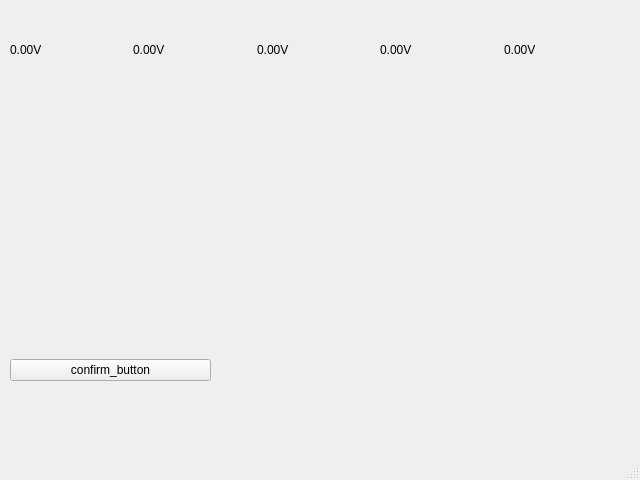
Before: the Qt Designer form API/bms_api.ui in MichalK157/BMS, drawn with Qt 5.
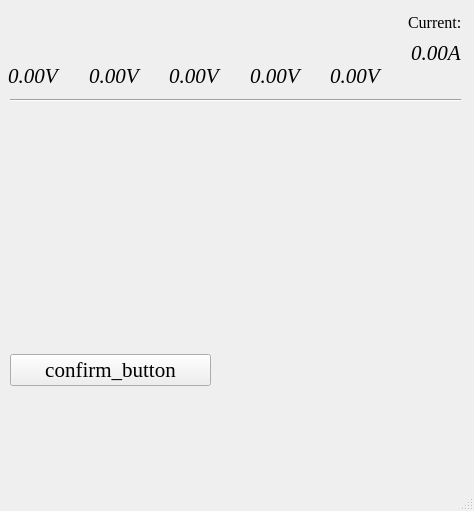
After: the same form once the commit is applied. Icons and pictures are not drawn.

Commit message: add voltage by cell and current in to api, clean Cmake

```diff
--- a/API/bms_api.ui
+++ b/API/bms_api.ui
@@ -2,14 +2,41 @@
 <ui version="4.0">
  <class>BMS</class>
  <widget class="QMainWindow" name="BMS">
+  <property name="enabled">
+   <bool>true</bool>
+  </property>
   <property name="geometry">
    <rect>
     <x>0</x>
     <y>0</y>
-    <width>640</width>
-    <height>480</height>
+    <width>474</width>
+    <height>511</height>
    </rect>
   </property>
+  <property name="sizePolicy">
+   <sizepolicy hsizetype="Minimum" vsizetype="Minimum">
+    <horstretch>0</horstretch>
+    <verstretch>0</verstretch>
+   </sizepolicy>
+  </property>
+  <property name="sizeIncrement">
+   <size>
+    <width>0</width>
+    <height>0</height>
+   </size>
+  </property>
+  <property name="baseSize">
+   <size>
+    <width>800</width>
+    <height>600</height>
+   </size>
+  </property>
+  <property name="font">
+   <font>
+    <family>Times New Roman</family>
+    <pointsize>16</pointsize>
+   </font>
+  </property>
   <property name="windowTitle">
    <string>BMS</string>
   </property>
@@ -36,50 +63,371 @@
    <widget class="QWidget" name="horizontalLayoutWidget">
     <property name="geometry">
      <rect>
-      <x>10</x>
-      <y>10</y>
-      <width>611</width>
-      <height>80</height>
+      <x>0</x>
+      <y>0</y>
+      <width>487</width>
+      <height>97</height>
      </rect>
     </property>
     <layout class="QHBoxLayout" name="horizontalLayout">
+     <property name="sizeConstraint">
+      <enum>QLayout::SetDefaultConstraint</enum>
+     </property>
+     <property name="leftMargin">
+      <number>5</number>
+     </property>
+     <property name="topMargin">
+      <number>10</number>
+     </property>
+     <property name="rightMargin">
+      <number>5</number>
+     </property>
+     <property name="bottomMargin">
+      <number>2</number>
+     </property>
      <item>
-      <widget class="QLabel" name="c1">
-       <property name="text">
-        <string>0.00V</string>
+      <layout class="QVBoxLayout" name="verticalLayout_2">
+       <property name="sizeConstraint">
+        <enum>QLayout::SetFixedSize</enum>
        </property>
-      </widget>
+       <item>
+        <widget class="QLabel" name="label">
+         <property name="sizePolicy">
+          <sizepolicy hsizetype="Preferred" vsizetype="Preferred">
+           <horstretch>0</horstretch>
+           <verstretch>0</verstretch>
+          </sizepolicy>
+         </property>
+         <property name="text">
+          <string/>
+         </property>
+         <property name="pixmap">
+          <pixmap>resources/battery.jpg</pixmap>
+         </property>
+         <property name="alignment">
+          <set>Qt::AlignCenter</set>
+         </property>
+         <property name="margin">
+          <number>3</number>
+         </property>
+         <property name="indent">
+          <number>3</number>
+         </property>
+        </widget>
+       </item>
+       <item>
+        <widget class="QLabel" name="c1_2">
+         <property name="sizeIncrement">
+          <size>
+           <width>0</width>
+           <height>0</height>
+          </size>
+         </property>
+         <property name="font">
+          <font>
+           <family>Times New Roman</family>
+           <pointsize>16</pointsize>
+           <weight>50</weight>
+           <italic>true</italic>
+           <bold>false</bold>
+          </font>
+         </property>
+         <property name="text">
+          <string>0.00V</string>
+         </property>
+         <property name="alignment">
+          <set>Qt::AlignLeading|Qt::AlignLeft|Qt::AlignVCenter</set>
+         </property>
+         <property name="margin">
+          <number>3</number>
+         </property>
+         <property name="indent">
+          <number>3</number>
+         </property>
+        </widget>
+       </item>
+      </layout>
      </item>
      <item>
-      <widget class="QLabel" name="c2">
-       <property name="text">
-        <string>0.00V</string>
+      <layout class="QVBoxLayout" name="verticalLayout_3">
+       <property name="sizeConstraint">
+        <enum>QLayout::SetFixedSize</enum>
        </property>
-      </widget>
+       <item>
+        <widget class="QLabel" name="label_2">
+         <property name="sizePolicy">
+          <sizepolicy hsizetype="Preferred" vsizetype="Preferred">
+           <horstretch>0</horstretch>
+           <verstretch>0</verstretch>
+          </sizepolicy>
+         </property>
+         <property name="text">
+          <string/>
+         </property>
+         <property name="pixmap">
+          <pixmap>resources/battery.jpg</pixmap>
+         </property>
+         <property name="alignment">
+          <set>Qt::AlignCenter</set>
+         </property>
+         <property name="margin">
+          <number>3</number>
+         </property>
+         <property name="indent">
+          <number>3</number>
+         </property>
+        </widget>
+       </item>
+       <item>
+        <widget class="QLabel" name="c1_3">
+         <property name="font">
+          <font>
+           <family>Times New Roman</family>
+           <pointsize>16</pointsize>
+           <weight>50</weight>
+           <italic>true</italic>
+           <bold>false</bold>
+          </font>
+         </property>
+         <property name="text">
+          <string>0.00V</string>
+         </property>
+         <property name="margin">
+          <number>3</number>
+         </property>
+         <property name="indent">
+          <number>3</number>
+         </property>
+        </widget>
+       </item>
+      </layout>
      </item>
      <item>
-      <widget class="QLabel" name="c3">
-       <property name="text">
-        <string>0.00V</string>
+      <layout class="QVBoxLayout" name="verticalLayout_4">
+       <property name="sizeConstraint">
+        <enum>QLayout::SetFixedSize</enum>
        </property>
-      </widget>
+       <item>
+        <widget class="QLabel" name="label_3">
+         <property name="sizePolicy">
+          <sizepolicy hsizetype="Preferred" vsizetype="Preferred">
+           <horstretch>0</horstretch>
+           <verstretch>0</verstretch>
+          </sizepolicy>
+         </property>
+         <property name="text">
+          <string/>
+         </property>
+         <property name="pixmap">
+          <pixmap>resources/battery.jpg</pixmap>
+         </property>
+         <property name="alignment">
+          <set>Qt::AlignCenter</set>
+         </property>
+         <property name="margin">
+          <number>3</number>
+         </property>
+         <property name="indent">
+          <number>3</number>
+         </property>
+        </widget>
+       </item>
+       <item>
+        <widget class="QLabel" name="c1_4">
+         <property name="font">
+          <font>
+           <family>Times New Roman</family>
+           <pointsize>16</pointsize>
+           <weight>50</weight>
+           <italic>true</italic>
+           <bold>false</bold>
+          </font>
+         </property>
+         <property name="text">
+          <string>0.00V</string>
+         </property>
+         <property name="margin">
+          <number>3</number>
+         </property>
+         <property name="indent">
+          <number>3</number>
+         </property>
+        </widget>
+       </item>
+      </layout>
      </item>
      <item>
-      <widget class="QLabel" name="c4">
-       <property name="text">
-        <string>0.00V</string>
+      <layout class="QVBoxLayout" name="verticalLayout_5">
+       <property name="sizeConstraint">
+        <enum>QLayout::SetFixedSize</enum>
        </property>
-      </widget>
+       <item>
+        <widget class="QLabel" name="label_4">
+         <property name="sizePolicy">
+          <sizepolicy hsizetype="Preferred" vsizetype="Preferred">
+           <horstretch>0</horstretch>
+           <verstretch>0</verstretch>
+          </sizepolicy>
+         </property>
+         <property name="text">
+          <string/>
+         </property>
+         <property name="pixmap">
+          <pixmap>resources/battery.jpg</pixmap>
+         </property>
+         <property name="alignment">
+          <set>Qt::AlignCenter</set>
+         </property>
+         <property name="margin">
+          <number>3</number>
+         </property>
+         <property name="indent">
+          <number>3</number>
+         </property>
+        </widget>
+       </item>
+       <item>
+        <widget class="QLabel" name="c1_5">
+         <property name="font">
+          <font>
+           <family>Times New Roman</family>
+           <pointsize>16</pointsize>
+           <weight>50</weight>
+           <italic>true</italic>
+           <bold>false</bold>
+          </font>
+         </property>
+         <property name="text">
+          <string>0.00V</string>
+         </property>
+         <property name="margin">
+          <number>3</number>
+         </property>
+         <property name="indent">
+          <number>3</number>
+         </property>
+        </widget>
+       </item>
+      </layout>
      </item>
      <item>
-      <widget class="QLabel" name="c5">
-       <property name="text">
-        <string>0.00V</string>
+      <layout class="QVBoxLayout" name="verticalLayout_6">
+       <property name="sizeConstraint">
+        <enum>QLayout::SetFixedSize</enum>
        </property>
-      </widget>
+       <item>
+        <widget class="QLabel" name="label_5">
+         <property name="sizePolicy">
+          <sizepolicy hsizetype="Preferred" vsizetype="Preferred">
+           <horstretch>0</horstretch>
+           <verstretch>0</verstretch>
+          </sizepolicy>
+         </property>
+         <property name="text">
+          <string/>
+         </property>
+         <property name="pixmap">
+          <pixmap>resources/battery.jpg</pixmap>
+         </property>
+         <property name="alignment">
+          <set>Qt::AlignCenter</set>
+         </property>
+         <property name="margin">
+          <number>3</number>
+         </property>
+         <property name="indent">
+          <number>3</number>
+         </property>
+        </widget>
+       </item>
+       <item>
+        <widget class="QLabel" name="c1_6">
+         <property name="font">
+          <font>
+           <family>Times New Roman</family>
+           <pointsize>16</pointsize>
+           <weight>50</weight>
+           <italic>true</italic>
+           <bold>false</bold>
+          </font>
+         </property>
+         <property name="text">
+          <string>0.00V</string>
+         </property>
+         <property name="margin">
+          <number>3</number>
+         </property>
+         <property name="indent">
+          <number>3</number>
+         </property>
+        </widget>
+       </item>
+      </layout>
+     </item>
+     <item>
+      <layout class="QVBoxLayout" name="verticalLayout_7">
+       <item>
+        <widget class="QLabel" name="Current_fix">
+         <property name="font">
+          <font>
+           <family>Times New Roman</family>
+           <pointsize>12</pointsize>
+          </font>
+         </property>
+         <property name="text">
+          <string>Current:</string>
+         </property>
+         <property name="alignment">
+          <set>Qt::AlignLeading|Qt::AlignLeft|Qt::AlignVCenter</set>
+         </property>
+        </widget>
+       </item>
+       <item>
+        <widget class="QLabel" name="Label_Current">
+         <property name="font">
+          <font>
+           <family>Times New Roman</family>
+           <pointsize>16</pointsize>
+           <weight>50</weight>
+           <italic>true</italic>
+           <bold>false</bold>
+          </font>
+         </property>
+         <property name="text">
+          <string>0.00A</string>
+         </property>
+         <property name="margin">
+          <number>3</number>
+         </property>
+         <property name="indent">
+          <number>3</number>
+         </property>
+        </widget>
+       </item>
+       <item>
+        <widget class="QLabel" name="label_6">
+         <property name="text">
+          <string/>
+         </property>
+        </widget>
+       </item>
+      </layout>
      </item>
     </layout>
    </widget>
+   <widget class="Line" name="line">
+    <property name="geometry">
+     <rect>
+      <x>10</x>
+      <y>90</y>
+      <width>451</width>
+      <height>20</height>
+     </rect>
+    </property>
+    <property name="orientation">
+     <enum>Qt::Horizontal</enum>
+    </property>
+   </widget>
   </widget>
   <widget class="QMenuBar" name="menubar">
    <property name="geometry">
```
Left out of the diff: 4 changed lines with no effect on the pictures. The commit also changes 5 other files.
